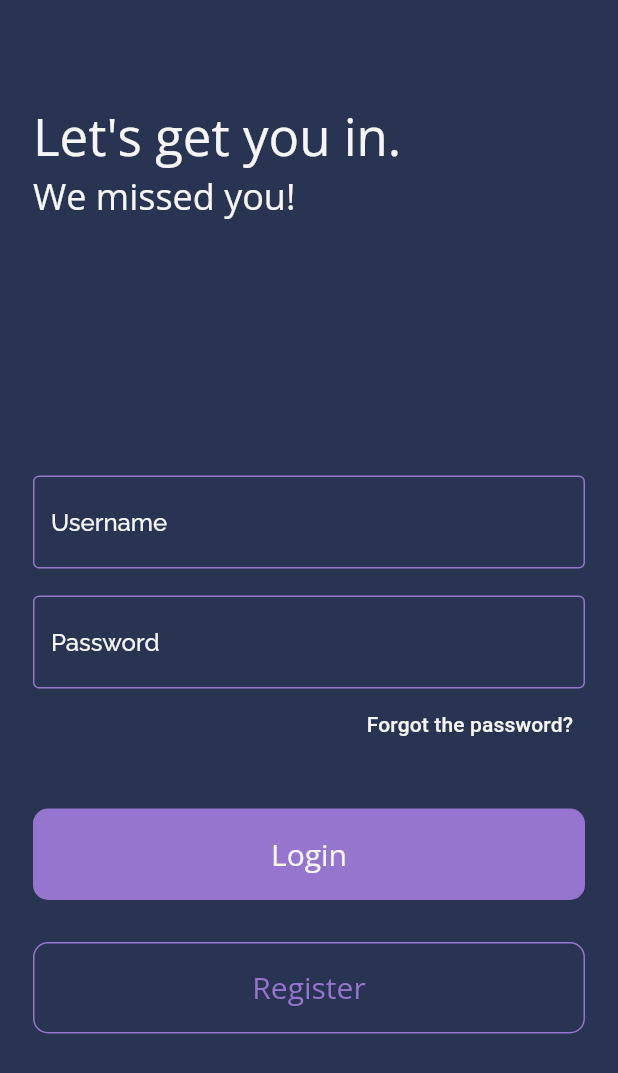
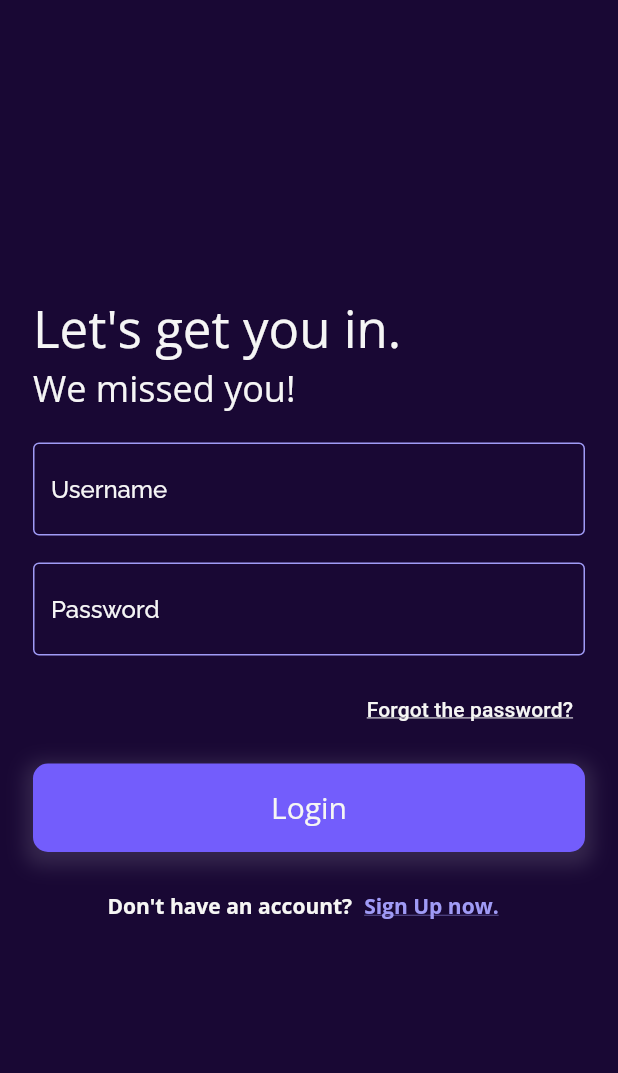
Before and after one commit to TrendingTechnology/isItSafe-APP, a Flutter app: the screen it shows after launch, after a tap on the "close" icon, on a phone screen of 412 x 824 dp. Shown: the top 1073 px of the screen. Run offline on Flutter 3.47's test engine with Material 2 defaults, Android fonts, the phone set to English and light mode, and no system bars; our stand-ins replace dio, flutter_svg, google_fonts, shared_preferences, simple_animations, smooth_page_indicator.

Commit message:
Feature: progresso em tela de login issue #16

```diff
--- a/lib/components/isItsafeButtonComponent.dart
+++ b/lib/components/isItsafeButtonComponent.dart
@@ -22,9 +22,15 @@ class IsItSafeButtonComponent extends StatelessWidget {
       child: Container(
         padding: EdgeInsets.all(16),
         decoration: BoxDecoration(
-          color: color ?? backgroundColor,
-          border: Border.all(width: 1, color: accentColor),
+          color: color ?? backgroundContainerColor,
           borderRadius: BorderRadius.circular(10),
+          boxShadow: [
+            BoxShadow(
+                color: Colors.white12,
+                offset: Offset(0, 4),
+                blurRadius: 10,
+                spreadRadius: 5)
+          ],
         ),
         child: Center(
           child: Text(
--- a/lib/l10n/intl_en.arb
+++ b/lib/l10n/intl_en.arb
@@ -18,5 +18,6 @@
     "loginFormFieldTip2_1":"Please type in a valid passowrd",
     "loginButtonText1_0":"Forgot the password?",
     "loginButtonText1_1":"Login",
-    "loginButtonText1_2":"Register"
+    "loginButtonText1_2":"Don't have an account?",
+    "loginButtonText1_3":"Sign Up now."
 }
--- a/lib/l10n/intl_pt.arb
+++ b/lib/l10n/intl_pt.arb
@@ -18,5 +18,6 @@
     "loginFormFieldTip2_1":"Por favor digite uma senha valida",
     "loginButtonText1_0":"Esqueceu sua senha?",
     "loginButtonText1_1":"Login",
-    "loginButtonText1_2":"Cadastrar"
+    "loginButtonText1_2":"Não possui uma conta?",
+    "loginButtonText1_3":"Cadastre-se."
 }
--- a/lib/pages/login_page.dart
+++ b/lib/pages/login_page.dart
@@ -1,3 +1,5 @@
+import 'dart:ui';
+
 import 'package:flutter/material.dart';
 import 'package:is_it_safe/components/isItsafeButtonComponent.dart';
 import 'package:is_it_safe/generated/l10n.dart';
@@ -20,18 +22,16 @@ class _LoginPageState extends State<LoginPage> {
   @override
   Widget build(BuildContext context) {
     return Scaffold(
-      body: SingleChildScrollView(
+      body: Center(
+        child: SingleChildScrollView(
           child: Container(
-          child: Padding(
             padding: EdgeInsets.only(right: 22.0, left: 22.0),
             child: Column(
               children: [
                 Padding(
-                  padding: EdgeInsets.only(
-                    top: 68,
-                  ),
+                  padding: EdgeInsets.only(bottom: 20.0),
                   child: Align(
-                    alignment: Alignment.topLeft,
+                    alignment: Alignment.centerLeft,
                     child: RichText(
                       text: TextSpan(
                         children: [
@@ -47,40 +47,50 @@ class _LoginPageState extends State<LoginPage> {
                     ),
                   ),
                 ),
-                Padding(
-                  padding: const EdgeInsets.only(top: 170.0),
-                  child: FormComponent(
+                FormComponent(
                     formKey: _formKey,
                     userNameController: _userNameController,
                     passwordController: _passwordController),
-                ),
-                Align(
+                Padding(
+                  padding: const EdgeInsets.only(top: 12.0, bottom: 12.0),
+                  child: Align(
                     alignment: Alignment.centerRight,
                     child: TextButton(
                       child: Text(
                         S.of(context).loginButtonText1_0,
                         style: Theme.of(context).textTheme.subtitle2!.copyWith(
                             color: whiteColor,
-                          ),
+                            decoration: TextDecoration.underline),
                       ),
                       onPressed: () => null,
                     ),
                   ),
-                Padding(
-                  padding: const EdgeInsets.only(top: 32.0),
-                  child: IsItSafeButtonComponent(
+                ),
+                IsItSafeButtonComponent(
                   buttonText: S.of(context).loginButtonText1_1,
                   buttonFunction: () => null,
                   whiteFont: true,
-                    color: accentColor,
-                  ),
                 ),
                 Padding(
-                  padding: const EdgeInsets.only(top: 28.0, bottom: 20.0),
-                  child: IsItSafeButtonComponent(
-                    buttonText: S.of(context).loginButtonText1_2,
-                    buttonFunction: () => null,
-                    whiteFont: false,
+                  padding: EdgeInsets.only(top: 12.0),
+                  child: Row(
+                    mainAxisAlignment: MainAxisAlignment.center,
+                    children: [
+                      Text(
+                        S.of(context).loginButtonText1_2,
+                        style: TextStyle(
+                            color: whiteColor, fontWeight: FontWeight.bold),
+                      ),
+                      TextButton(
+                        onPressed: () => null,
+                        child: Text(
+                          S.of(context).loginButtonText1_3,
+                          style: TextStyle(
+                              color: accentColor,
+                              decoration: TextDecoration.underline),
+                        ),
+                      )
+                    ],
                   ),
                 )
               ],
--- a/lib/utils/style/colors.dart
+++ b/lib/utils/style/colors.dart
@@ -1,11 +1,13 @@
 import 'package:flutter/material.dart';
 
-const Color primaryColor = Color(0xFF293453);
-const Color backgroundColor = Color(0xFF293453);
-const Color backgroundContainerColor = Color(0xFF364160);
-const Color accentColor = Color(0xFF9575cd);
+// TODO: Verificar se alterações de cores foram implementadas corretamente.
+
+const Color primaryColor = Color(0xFF707070);
+const Color backgroundColor = Color(0xFF190834);
+const Color backgroundContainerColor = Color(0xFF735DFC);
+const Color accentColor = Color(0xFFA09BF6);
 const Color accentLightColor = Color(0xFFede7f6);
-const Color whiteColor = Color(0xFFf5f5f5);
+const Color whiteColor = Color(0xFFF6F6F4);
 const Color errorColor = Color(0xFFB44242);
 
 const Color primaryTextColor = Color(0xFFf5f5f5);
```
Also changed, not shown: lib/generated/intl/messages_en.dart, lib/generated/intl/messages_pt.dart, lib/generated/l10n.dart. Lines whose indentation alone changed are shown as unchanged.
